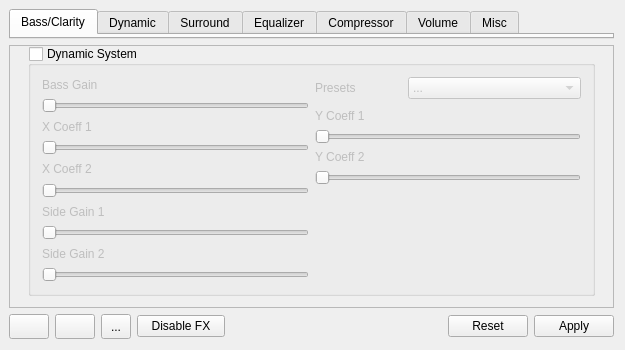
The window that viper_window.ui (Audio4Linux/Viper4Linux-GUI) describes before a commit, drawn with Qt 5.
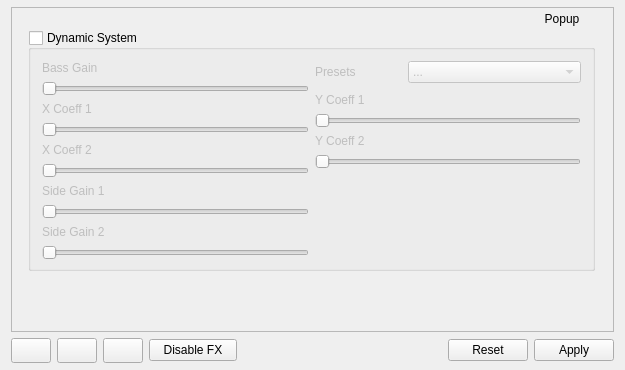
The same window after the commit. The open tabs and pages were chosen to show the change. Icons and pictures are not drawn. Custom widgets are drawn as their Qt base class.

```diff
--- a/viper_window.ui
+++ b/viper_window.ui
@@ -1,25 +1,25 @@
 <?xml version="1.0" encoding="UTF-8"?>
 <ui version="4.0">
  <class>ViperWindow</class>
- <widget class="QMainWindow" name="ViperWindow">
+ <widget class="QWidget" name="ViperWindow">
   <property name="geometry">
    <rect>
     <x>0</x>
     <y>0</y>
     <width>625</width>
-    <height>350</height>
+    <height>370</height>
    </rect>
   </property>
   <property name="minimumSize">
    <size>
     <width>625</width>
-    <height>350</height>
+    <height>345</height>
    </size>
   </property>
   <property name="maximumSize">
    <size>
     <width>1000</width>
-    <height>350</height>
+    <height>450</height>
    </size>
   </property>
   <property name="windowTitle">
@@ -29,59 +29,24 @@
    <iconset resource="v4l_frontend_resources.qrc">
     <normaloff>:/icons/viper-new.svg</normaloff>:/icons/viper-new.svg</iconset>
   </property>
-  <property name="tabShape">
-   <enum>QTabWidget::Rounded</enum>
-  </property>
-  <widget class="QWidget" name="centralWidget">
-   <layout class="QVBoxLayout" name="verticalLayout_36">
-    <property name="leftMargin">
-     <number>9</number>
-    </property>
+  <layout class="QVBoxLayout" name="verticalLayout">
     <property name="topMargin">
-     <number>9</number>
+    <number>7</number>
+   </property>
+   <property name="bottomMargin">
+    <number>7</number>
     </property>
     <item>
-     <widget class="QTabWidget" name="tabhost_legacy">
-      <property name="currentIndex">
+    <layout class="QVBoxLayout" name="host_layout">
+     <property name="spacing">
+      <number>6</number>
+     </property>
+     <property name="leftMargin">
        <number>0</number>
       </property>
-      <widget class="QWidget" name="tab_1">
-       <attribute name="title">
-        <string>Bass/Clarity</string>
-       </attribute>
-      </widget>
-      <widget class="QWidget" name="tab_2">
-       <attribute name="title">
-        <string>Dynamic</string>
-       </attribute>
-      </widget>
-      <widget class="QWidget" name="tab_3">
-       <attribute name="title">
-        <string>Surround</string>
-       </attribute>
-      </widget>
-      <widget class="QWidget" name="tab_4">
-       <attribute name="title">
-        <string>Equalizer</string>
-       </attribute>
-      </widget>
-      <widget class="QWidget" name="tab_5">
-       <attribute name="title">
-        <string>Compressor</string>
-       </attribute>
-      </widget>
-      <widget class="QWidget" name="tab_6">
-       <attribute name="title">
-        <string>Volume</string>
-       </attribute>
-      </widget>
-      <widget class="QWidget" name="tab_7">
-       <attribute name="title">
-        <string>Misc</string>
-       </attribute>
-      </widget>
-     </widget>
-    </item>
+     <property name="topMargin">
+      <number>0</number>
+     </property>
     <item>
      <widget class="QFrame" name="frame">
       <property name="frameShape">
@@ -94,6 +59,14 @@
        <property name="spacing">
         <number>0</number>
        </property>
+        <property name="leftMargin">
+         <number>9</number>
+        </property>
+        <property name="topMargin">
+         <number>0</number>
+        </property>
+        <item>
+         <layout class="QHBoxLayout" name="tabbar_container">
        <property name="topMargin">
         <number>0</number>
        </property>
@@ -101,7 +74,45 @@
         <widget class="FlatTabWidget" name="tabbar" native="true"/>
        </item>
        <item>
-        <layout class="QHBoxLayout" name="tabhostcontainer">
+           <spacer name="horizontalSpacer_2">
+            <property name="orientation">
+             <enum>Qt::Horizontal</enum>
+            </property>
+            <property name="sizeHint" stdset="0">
+             <size>
+              <width>40</width>
+              <height>20</height>
+             </size>
+            </property>
+           </spacer>
+          </item>
+          <item>
+           <widget class="QPushButton" name="popupButton">
+            <property name="text">
+             <string>Popup</string>
+            </property>
+            <property name="icon">
+             <iconset resource="../../resources.qrc">
+              <normaloff>:/resources/icon/checkout.svg</normaloff>:/resources/icon/checkout.svg</iconset>
+            </property>
+            <property name="iconSize">
+             <size>
+              <width>20</width>
+              <height>21</height>
+             </size>
+            </property>
+            <property name="default">
+             <bool>false</bool>
+            </property>
+            <property name="flat">
+             <bool>true</bool>
+            </property>
+           </widget>
+          </item>
+         </layout>
+        </item>
+        <item>
+         <layout class="QVBoxLayout" name="verticalLayout_10">
          <property name="spacing">
           <number>6</number>
          </property>
@@ -497,6 +508,9 @@
                 <bool>false</bool>
                </property>
                <layout class="QHBoxLayout" name="horizontalLayout_2">
+                 <property name="bottomMargin">
+                  <number>8</number>
+                 </property>
                 <item>
                  <layout class="QVBoxLayout" name="verticalLayout_34">
                   <item>
@@ -790,29 +804,42 @@
                       </property>
                      </widget>
                     </item>
-                   </layout>
-                  </item>
                   <item>
                    <spacer name="verticalSpacer_2">
                     <property name="orientation">
                      <enum>Qt::Vertical</enum>
                     </property>
-                    <property name="sizeType">
-                     <enum>QSizePolicy::Preferred</enum>
-                    </property>
                     <property name="sizeHint" stdset="0">
                      <size>
                       <width>20</width>
-                      <height>16777215</height>
+                         <height>40</height>
                      </size>
                     </property>
                    </spacer>
+                     </item>
+                    </layout>
                   </item>
                  </layout>
                 </item>
                </layout>
               </widget>
              </item>
+              <item>
+               <spacer name="verticalSpacer_17">
+                <property name="orientation">
+                 <enum>Qt::Vertical</enum>
+                </property>
+                <property name="sizeType">
+                 <enum>QSizePolicy::Expanding</enum>
+                </property>
+                <property name="sizeHint" stdset="0">
+                 <size>
+                  <width>20</width>
+                  <height>40</height>
+                 </size>
+                </property>
+               </spacer>
+              </item>
             </layout>
            </widget>
            <widget class="QWidget" name="tabhostPage3">
@@ -1914,6 +1941,19 @@
                  </layout>
                 </widget>
                </item>
+                <item>
+                 <spacer name="verticalSpacer_12">
+                  <property name="orientation">
+                   <enum>Qt::Vertical</enum>
+                  </property>
+                  <property name="sizeHint" stdset="0">
+                   <size>
+                    <width>20</width>
+                    <height>40</height>
+                   </size>
+                  </property>
+                 </spacer>
+                </item>
               </layout>
              </item>
             </layout>
@@ -2676,10 +2716,10 @@
                    <number>6</number>
                   </property>
                   <property name="topMargin">
-                   <number>4</number>
+                    <number>7</number>
                   </property>
                   <property name="bottomMargin">
-                   <number>4</number>
+                    <number>7</number>
                   </property>
                   <item>
                    <widget class="QLabel" name="convpath_label">
@@ -2707,6 +2747,12 @@
                         <height>0</height>
                        </size>
                       </property>
+                       <property name="maximumSize">
+                        <size>
+                         <width>16777215</width>
+                         <height>16777215</height>
+                        </size>
+                       </property>
                       <property name="text">
                        <string/>
                       </property>
@@ -2760,6 +2806,19 @@
                  </layout>
                 </widget>
                </item>
+                <item>
+                 <spacer name="verticalSpacer_14">
+                  <property name="orientation">
+                   <enum>Qt::Vertical</enum>
+                  </property>
+                  <property name="sizeHint" stdset="0">
+                   <size>
+                    <width>20</width>
+                    <height>20</height>
+                   </size>
+                  </property>
+                 </spacer>
+                </item>
               </layout>
              </item>
             </layout>
@@ -2829,7 +2888,13 @@
        </widget>
       </item>
       <item>
-       <widget class="QToolButton" name="toolButton">
+        <widget class="QPushButton" name="toolButton">
+         <property name="sizePolicy">
+          <sizepolicy hsizetype="Minimum" vsizetype="Fixed">
+           <horstretch>0</horstretch>
+           <verstretch>0</verstretch>
+          </sizepolicy>
+         </property>
         <property name="minimumSize">
          <size>
           <width>30</width>
@@ -2839,19 +2904,19 @@
         <property name="whatsThis">
          <string>&lt;html&gt;&lt;head/&gt;&lt;body&gt;&lt;p&gt;&lt;span style=&quot; font-weight:600; text-decoration: underline;&quot;&gt;Other&lt;/span&gt;&lt;/p&gt;&lt;p&gt;Load and save the currently active config, reload viper and enable context help.&lt;/p&gt;&lt;/body&gt;&lt;/html&gt;</string>
         </property>
+         <property name="styleSheet">
+          <string notr="true">::menu-indicator{ 
+	image: url(none.jpg);
+	width: 0px;
+}</string>
+         </property>
         <property name="text">
-         <string>...</string>
+          <string/>
         </property>
         <property name="icon">
          <iconset resource="v4l_frontend_resources.qrc">
           <normaloff>:/icons/menu.svg</normaloff>:/icons/menu.svg</iconset>
         </property>
-        <property name="popupMode">
-         <enum>QToolButton::InstantPopup</enum>
-        </property>
-        <property name="autoRaise">
-         <bool>false</bool>
-        </property>
        </widget>
       </item>
       <item>
@@ -2904,10 +2969,6 @@
         <property name="text">
          <string>Reset</string>
         </property>
-        <property name="icon">
-         <iconset>
-          <normaloff>.</normaloff>.</iconset>
-        </property>
        </widget>
       </item>
       <item>
@@ -2918,16 +2979,13 @@
         <property name="text">
          <string>Apply</string>
         </property>
-        <property name="icon">
-         <iconset>
-          <normaloff>.</normaloff>.</iconset>
-        </property>
        </widget>
       </item>
      </layout>
     </item>
    </layout>
-  </widget>
+   </item>
+  </layout>
  </widget>
  <layoutdefault spacing="6" margin="11"/>
  <customwidgets>
```
Left out of the diff: 1 changed line with no effect on the pictures. Lines whose indentation alone changed are shown as unchanged.
